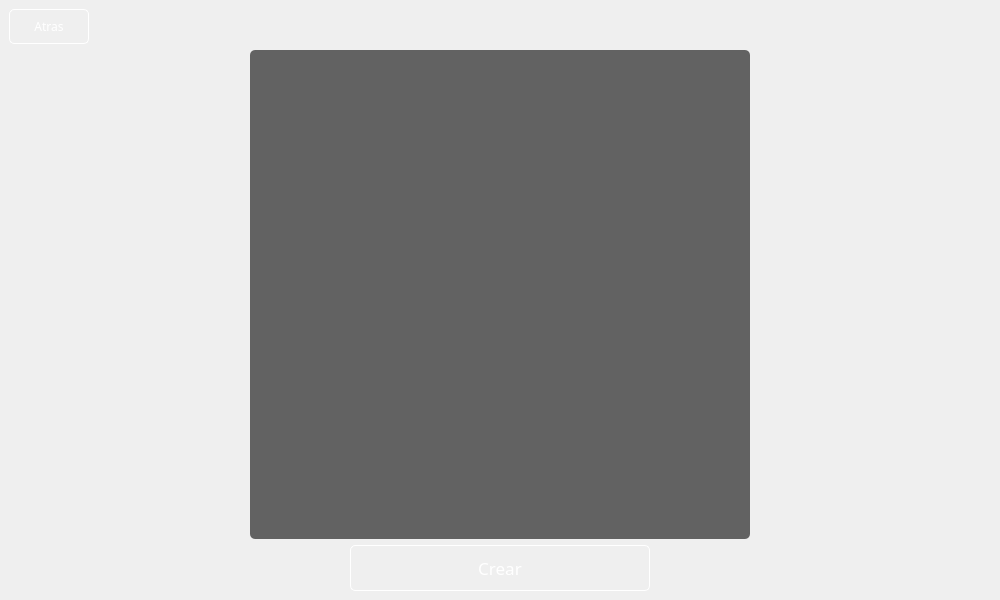
Before: the Qt Designer form src/client/lobby/lobby.ui in fernandezfacu/Remake-Counter-Strike-2D, drawn with Qt 5.
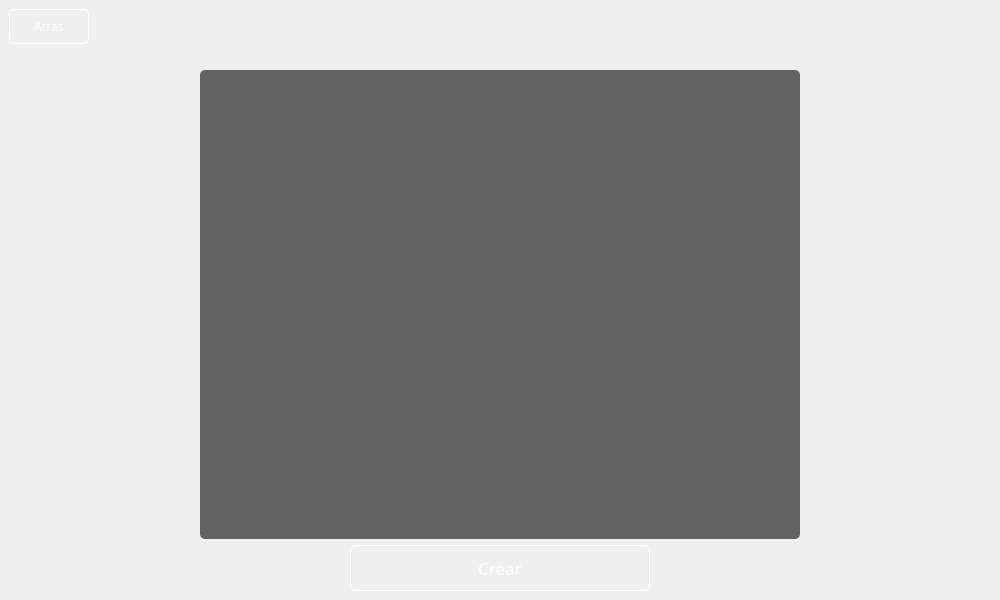
After: the same form once the commit is applied. Icons and pictures are not drawn.

Commit message: adding message when there arent maps

```diff
--- a/src/client/lobby/lobby.ui
+++ b/src/client/lobby/lobby.ui
@@ -98,6 +98,11 @@
         <height>16777215</height>
        </size>
       </property>
+      <property name="font">
+       <font>
+        <pointsize>12</pointsize>
+       </font>
+      </property>
       <property name="cursor">
        <cursorShape>ArrowCursor</cursorShape>
       </property>
@@ -546,8 +551,35 @@
          </widget>
         </item>
         <item>
-         <layout class="QHBoxLayout" name="horizontalLayout_5">
-          <item>
+         <layout class="QVBoxLayout" name="verticalLayout_15">
+          <item alignment="Qt::AlignHCenter|Qt::AlignVCenter">
+           <widget class="QLabel" name="message">
+            <property name="minimumSize">
+             <size>
+              <width>600</width>
+              <height>0</height>
+             </size>
+            </property>
+            <property name="maximumSize">
+             <size>
+              <width>600</width>
+              <height>30</height>
+             </size>
+            </property>
+            <property name="styleSheet">
+             <string notr="true">QLabel {
+    color: white;
+}</string>
+            </property>
+            <property name="text">
+             <string/>
+            </property>
+            <property name="alignment">
+             <set>Qt::AlignCenter</set>
+            </property>
+           </widget>
+          </item>
+          <item alignment="Qt::AlignHCenter">
            <widget class="QListWidget" name="maps_list">
             <property name="sizePolicy">
              <sizepolicy hsizetype="Expanding" vsizetype="Expanding">
@@ -557,7 +589,7 @@
             </property>
             <property name="minimumSize">
              <size>
-              <width>0</width>
+              <width>600</width>
               <height>0</height>
              </size>
             </property>
@@ -570,6 +602,7 @@
             <property name="styleSheet">
              <string notr="true">QListWidget {
     background-color: rgba(0, 0, 0, 150); 
+	alternate-background-color: rgba(50, 50, 50, 150);
     border: none;
 	border-radius: 5px;
 }
```
Left out of the diff: 9 changed lines with no effect on the pictures. The commit also changes 1 other file.
